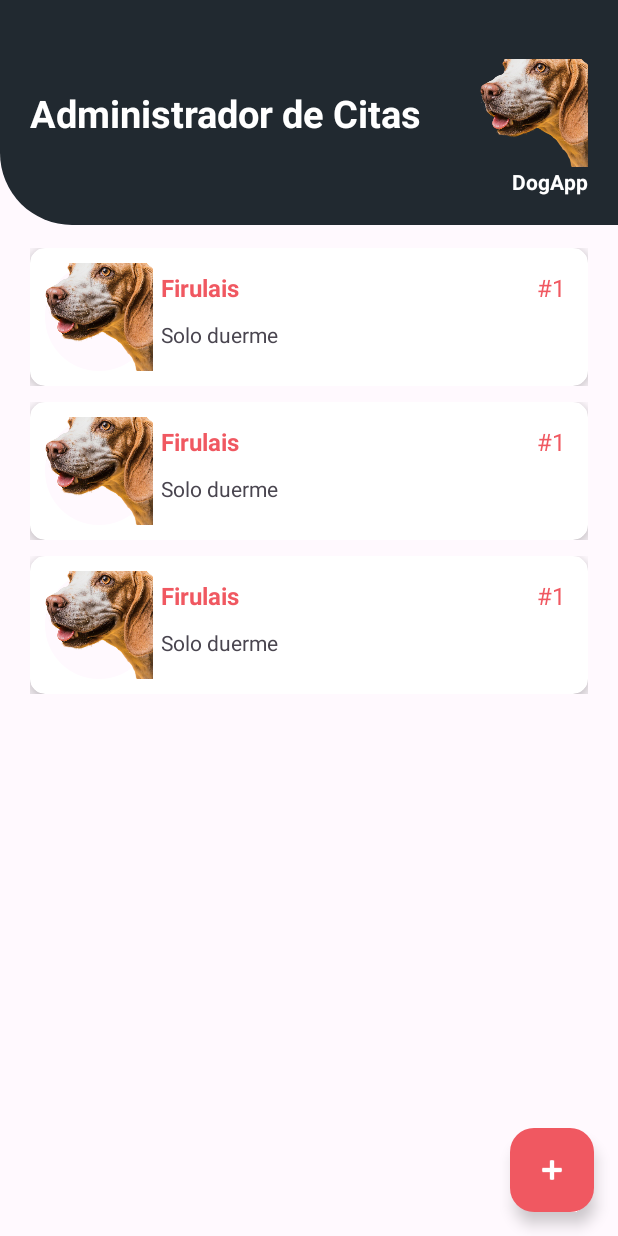
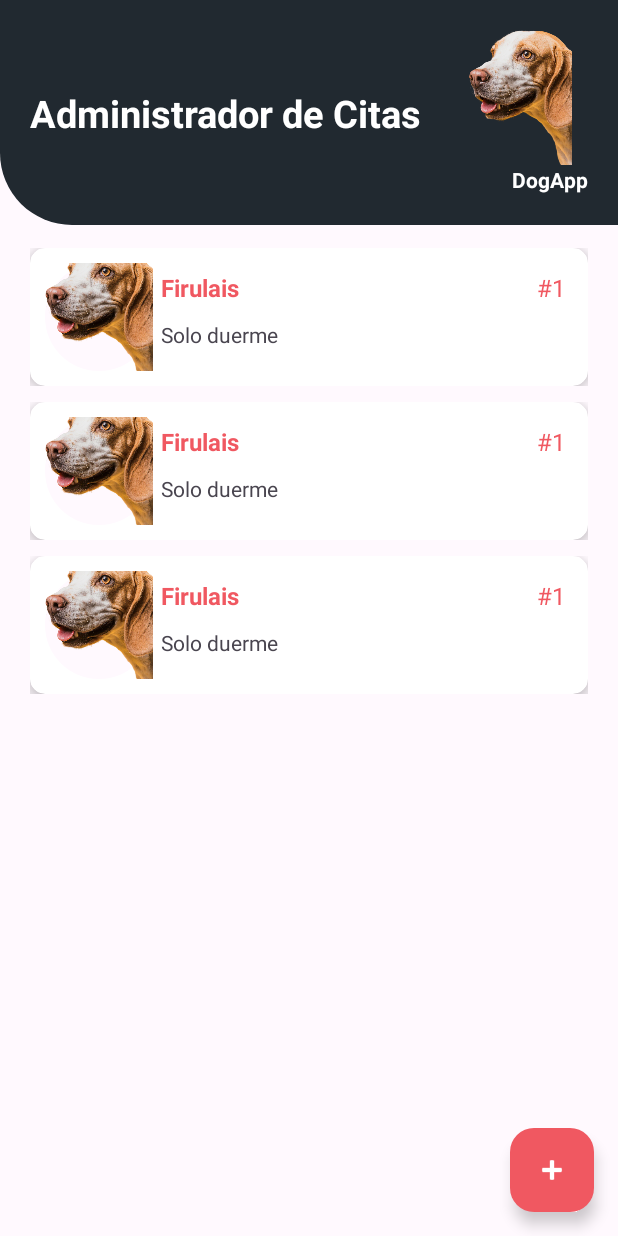
Before and after one commit to santi4914/equipoCuatro, an Android app: the layout fragment_home.xml on its own in the app's theme, with its tools: preview values and no code run, on a phone screen of 412 x 824 dp. Run offline under Robolectric (Android 15) with nearby library versions, the phone set to English and light mode, and no system bars.

Commit message:
fix: show the whole dog head in the home header

```diff
--- a/app/src/main/res/layout/fragment_home.xml
+++ b/app/src/main/res/layout/fragment_home.xml
@@ -12,7 +12,8 @@
         <androidx.constraintlayout.widget.ConstraintLayout
             android:id="@+id/header"
             android:layout_width="0dp"
-            android:layout_height="150dp"
+            android:layout_height="wrap_content"
+            android:minHeight="150dp"
             android:background="@drawable/header_home"
             android:padding="20dp"
             app:layout_constraintEnd_toEndOf="parent"
@@ -34,12 +35,11 @@
 
             <ImageView
                 android:id="@+id/ivPerro"
-                android:layout_width="72dp"
-                android:layout_height="72dp"
+                android:layout_width="90dp"
+                android:layout_height="90dp"
                 android:contentDescription="@string/descripcionPerro"
-                android:scaleType="centerCrop"
+                android:scaleType="fitCenter"
                 android:src="@drawable/img_perro"
-                app:layout_constraintBottom_toBottomOf="parent"
                 app:layout_constraintEnd_toEndOf="parent"
                 app:layout_constraintTop_toTopOf="parent" />
 
```
